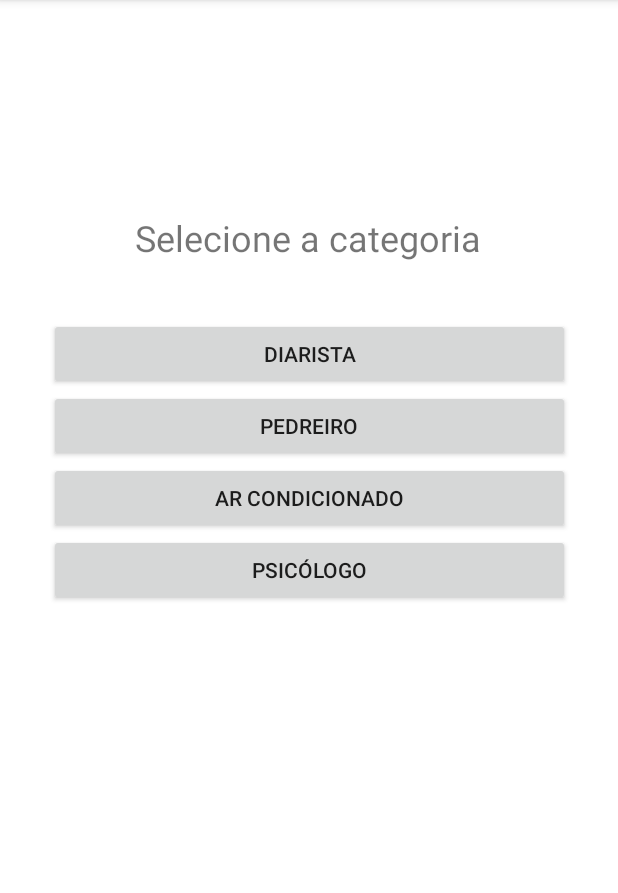
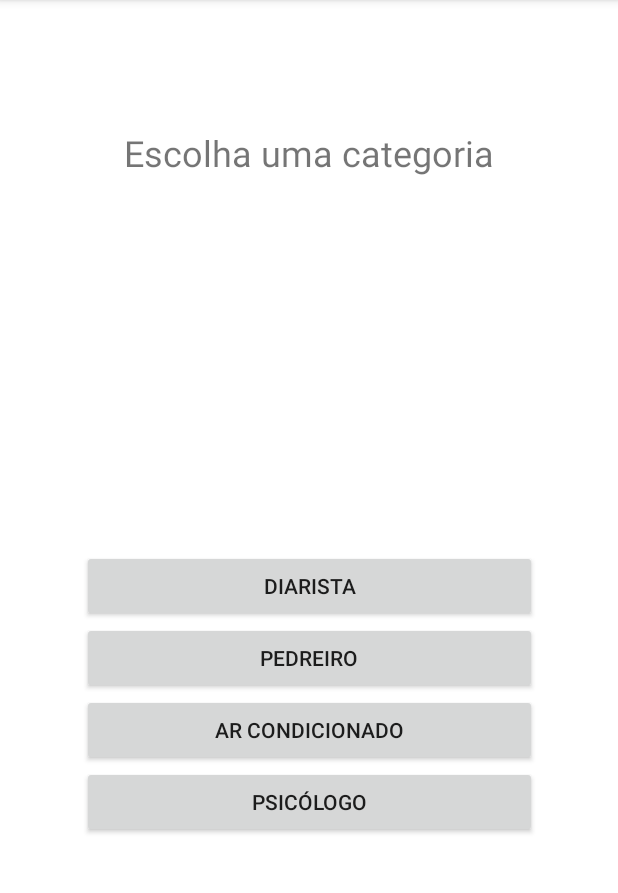
Before and after one commit to lucastanh/WeServ, an Android app: the screen it shows after launch (TelaServico), after a tap on "PEDIR", on a phone screen of 412 x 824 dp, the part 84-977 px from its top. Run offline under Robolectric (Android 15) with nearby library versions, the phone set to English and light mode, and no system bars.

Commit message:
implementado a tela de descrição do serviço

```diff
--- a/app/src/main/AndroidManifest.xml
+++ b/app/src/main/AndroidManifest.xml
@@ -1,7 +1,7 @@
 <?xml version="1.0" encoding="utf-8"?>
 <manifest xmlns:android="http://schemas.android.com/apk/res/android"
     xmlns:tools="http://schemas.android.com/tools"
-    package="com.example.weserv" >
+    package="com.example.weserv">
 
     <application
         android:allowBackup="true"
@@ -12,7 +12,7 @@
         android:roundIcon="@mipmap/ic_launcher_round"
         android:supportsRtl="true"
         android:theme="@style/Theme.WeServ"
-        tools:targetApi="31" >
+        tools:targetApi="31">
         <activity
             android:name=".boundary.TelaServico"
             android:exported="false" />
@@ -21,7 +21,7 @@
             android:exported="false" />
         <activity
             android:name=".MainActivity"
-            android:exported="true" >
+            android:exported="true">
             <intent-filter>
                 <action android:name="android.intent.action.MAIN" />
 
--- a/app/src/main/java/com/example/weserv/MainActivity.java
+++ b/app/src/main/java/com/example/weserv/MainActivity.java
@@ -29,4 +29,8 @@ public class MainActivity extends AppCompatActivity {
         Intent it_telaServico = new Intent(MainActivity.this, TelaServico.class);
         startActivity(it_telaServico);
     }
+
+//    public void visualizarPedidos(View view){
+//        Intent it_telaPedidos = new Intent(MainActivity.this, )
+//    }
 }
--- a/app/src/main/java/com/example/weserv/boundary/TelaCategoria.java
+++ b/app/src/main/java/com/example/weserv/boundary/TelaCategoria.java
@@ -16,11 +16,9 @@ import com.example.weserv.entity.Categoria;
 import java.util.ArrayList;
 
 public class TelaCategoria extends Fragment {
-    private ControleCategoria controleCategoria;
-    private LinearLayout buttonContainter;
+    private final ControleCategoria controleCategoria;
     private View view;
-
-    private TelaServico ts;
+    private final TelaServico ts;
 
     public TelaCategoria(TelaServico ts){
         this.ts = ts;
@@ -38,23 +36,20 @@ public class TelaCategoria extends Fragment {
 
     private void desenharTela() {
         ArrayList<Categoria> categorias = controleCategoria.getCategoria();
-        buttonContainter = view.findViewById(R.id.buttonContainter);
+        LinearLayout categoriaButtonContainter = view.findViewById(R.id.categoriaButtonContainer);
 
         for (int i = 0; i < categorias.size(); i++) {
             Button categoriaButton = new Button(getContext());
 
             categoriaButton.setText(categorias.get(i).getNomeCategoria());
             categoriaButton.setId(categorias.get(i).getId());
-            categoriaButton.setOnClickListener(new View.OnClickListener() {
-                @Override
-                public void onClick(View v) {
-                    int buttonID = v.getId();
-                    int id = buttonID - 1;
-                    ts.telaTipoServico(categorias.get(id));
-                }
+            categoriaButton.setOnClickListener(v -> {
+                int buttonID = v.getId();
+                int id = buttonID - 1;
+                ts.telaTipoServico(categorias.get(id));
             });
 
-            buttonContainter.addView(categoriaButton);
+            categoriaButtonContainter.addView(categoriaButton);
         }
     }
 
--- a/app/src/main/java/com/example/weserv/boundary/TelaServico.java
+++ b/app/src/main/java/com/example/weserv/boundary/TelaServico.java
@@ -2,23 +2,32 @@ package com.example.weserv.boundary;
 
 import androidx.appcompat.app.AppCompatActivity;
 
+import androidx.constraintlayout.widget.ConstraintLayout;
+import androidx.fragment.app.Fragment;
 import androidx.fragment.app.FragmentManager;
 import androidx.fragment.app.FragmentTransaction;
 
-
 import android.os.Bundle;
+import android.view.View;
+import android.widget.Button;
+import android.widget.EditText;
 import android.widget.TextView;
 
 import com.example.weserv.R;
 import com.example.weserv.control.ControleServico;
 import com.example.weserv.entity.Categoria;
+import com.example.weserv.entity.LocalServico;
 import com.example.weserv.entity.TipoServico;
 
 public class TelaServico extends AppCompatActivity {
-    private TextView escolha;
-    private ControleServico controleServico;
+
+    private TextView descricaoEscolha;
+    private Button buttonVoltar;
+    private final ControleServico controleServico;
     private FragmentManager fm;
     private FragmentTransaction ft;
+    private EditText descricaoServico;
+    private ConstraintLayout descricaoLayout;
 
     public TelaServico(){
         controleServico = new ControleServico();
@@ -30,13 +39,19 @@ public class TelaServico extends AppCompatActivity {
         setContentView(R.layout.activity_tela_servico);
 
         fm = getSupportFragmentManager();
-        escolha = findViewById(R.id.descricao);
+        descricaoEscolha = findViewById(R.id.descricaoEscolha);
+        buttonVoltar = findViewById(R.id.buttonVoltar);
+        descricaoLayout = findViewById(R.id.descricaoLayout);
+        descricaoServico = findViewById(R.id.descricaoServico);
 
         telaCategoria();
     }
 
     private void telaCategoria(){
         TelaCategoria tc = new TelaCategoria(this);
+
+        setTextEscolha("Escolha uma categoria");
+
         ft = fm.beginTransaction();
         ft.add(R.id.fragmentContainer, tc);
         ft.commit();
@@ -55,18 +70,51 @@ public class TelaServico extends AppCompatActivity {
     public void telaLocalServico(TipoServico tipoServico){
         this.controleServico.getServico().setTipoServico(tipoServico);
 
-        System.out.println(this.controleServico.getServico().toString());
-
         setTextEscolha("Qual o local do serviço?");
         TelaLocalServico tls = new TelaLocalServico(this);
         ft = fm.beginTransaction();
         ft.replace(R.id.fragmentContainer, tls);
         ft.commit();
+    }
+
+    public void setarDescricao(LocalServico localServico){
+        this.controleServico.getServico().setLocalServico(localServico);
+
+        System.out.println(this.controleServico.getServico().toString());
+
+        setTextEscolha("Descrição do serviço");
+        Fragment fragment = fm.findFragmentById(R.id.fragmentContainer);
+        ft = fm.beginTransaction();
+        assert fragment != null;
+        ft.remove(fragment);
+        ft.commit();
+
+        descricaoLayout.setVisibility(View.VISIBLE);
 
     }
 
-    private void setTextEscolha(String mensagemDeEscolha){
-        this.escolha.setText(mensagemDeEscolha);
+    public void concluirPedido(View view){
+        String descricaoServicoText = descricaoServico.getText().toString();
+
+        this.controleServico.getServico().setDescricao(descricaoServicoText);
+
+        descricaoLayout.setVisibility(View.INVISIBLE);
+
+        setarDescricaoPedidoFinalizado();
     }
 
+    public void setarDescricaoPedidoFinalizado(){
+        setTextEscolha("Pedido realizado com sucesso");
+
+        descricaoEscolha.setY((float) 300);
+        buttonVoltar.setVisibility(View.VISIBLE);
+    }
+
+    public void voltarMenuPrincipal(View view){
+        this.finish();
+    }
+
+    private void setTextEscolha(String mensagemDeEscolha){
+        this.descricaoEscolha.setText(mensagemDeEscolha);
+    }
 }
--- a/app/src/main/java/com/example/weserv/boundary/TelaTipoServico.java
+++ b/app/src/main/java/com/example/weserv/boundary/TelaTipoServico.java
@@ -38,7 +38,7 @@ public class TelaTipoServico extends Fragment {
     private void desenharTela() {
         controleTipoServico = new ControleTipoServico();
         ArrayList<TipoServico> tipoServicos = controleTipoServico.getTipoServico();
-        buttonContainer = view.findViewById(R.id.buttonContainter);
+        buttonContainer = view.findViewById(R.id.categoriaButtonContainer);
 
         for(int i = 0; i < tipoServicos.size(); i++){
             Button buttonTipoServico = new Button(getContext());
--- a/app/src/main/java/com/example/weserv/control/ControleServico.java
+++ b/app/src/main/java/com/example/weserv/control/ControleServico.java
@@ -13,4 +13,6 @@ public class ControleServico {
     public Servico getServico() {
         return servico;
     }
+
+
 }
--- a/app/src/main/res/layout/activity_tela_servico.xml
+++ b/app/src/main/res/layout/activity_tela_servico.xml
@@ -6,27 +6,87 @@
     android:orientation="horizontal">
 
     <TextView
-        android:id="@+id/descricao"
+        android:id="@+id/descricaoEscolha"
         android:layout_width="wrap_content"
         android:layout_height="wrap_content"
         android:text="Selecione a categoria"
         android:textSize="24sp"
-        app:layout_constraintBottom_toTopOf="@+id/fragmentContainer"
+        app:layout_constraintBottom_toBottomOf="parent"
+        app:layout_constraintEnd_toEndOf="parent"
+        app:layout_constraintStart_toStartOf="parent"
+        app:layout_constraintTop_toTopOf="parent"
+        app:layout_constraintVertical_bias="0.116"
+        tools:visibility="gone" />
+
+    <androidx.constraintlayout.widget.ConstraintLayout
+        android:id="@+id/descricaoLayout"
+        android:layout_width="293dp"
+        android:layout_height="365dp"
+        android:visibility="invisible"
+        app:layout_constraintBottom_toBottomOf="parent"
+        app:layout_constraintEnd_toEndOf="parent"
+        app:layout_constraintStart_toStartOf="parent"
+        app:layout_constraintTop_toTopOf="parent"
+        app:layout_constraintVertical_bias="0.748"
+        tools:visibility="gone">
+
+        <EditText
+            android:id="@+id/descricaoServico"
+            android:layout_width="fill_parent"
+            android:layout_height="191dp"
+            android:ems="10"
+            android:gravity="top"
+            android:inputType="text"
+            android:textColor="#000000"
+            app:layout_constraintBottom_toTopOf="@+id/concluirPedidoButton"
+            app:layout_constraintEnd_toEndOf="parent"
+            app:layout_constraintHorizontal_bias="0.0"
+            app:layout_constraintStart_toStartOf="parent"
+            app:layout_constraintTop_toTopOf="parent"
+            app:layout_constraintVertical_bias="0.0" />
+
+        <Button
+            android:id="@+id/concluirPedidoButton"
+            android:layout_width="wrap_content"
+            android:layout_height="wrap_content"
+            android:onClick="concluirPedido"
+            android:text="Concluir pedido"
+            app:layout_constraintBottom_toBottomOf="parent"
+            app:layout_constraintEnd_toEndOf="parent"
+            app:layout_constraintHorizontal_bias="0.495"
+            app:layout_constraintStart_toStartOf="parent"
+            app:layout_constraintTop_toTopOf="parent"
+            app:layout_constraintVertical_bias="0.801" />
+    </androidx.constraintlayout.widget.ConstraintLayout>
+
+    <FrameLayout
+        android:id="@+id/fragmentContainer"
+        android:layout_width="303dp"
+        android:layout_height="352dp"
+        app:layout_constraintBottom_toBottomOf="parent"
+        app:layout_constraintEnd_toEndOf="parent"
+        app:layout_constraintStart_toStartOf="parent"
+        app:layout_constraintTop_toTopOf="parent"
+        app:layout_constraintVertical_bias="0.882"
+        tools:ignore="MissingConstraints"
+        tools:visibility="gone">
+
+    </FrameLayout>
+
+    <Button
+        android:id="@+id/buttonVoltar"
+        android:layout_width="wrap_content"
+        android:layout_height="wrap_content"
+        android:onClick="voltarMenuPrincipal"
+        android:text="Voltar"
+        android:textSize="20sp"
+        android:visibility="invisible"
+        app:layout_constraintBottom_toBottomOf="parent"
         app:layout_constraintEnd_toEndOf="parent"
         app:layout_constraintHorizontal_bias="0.497"
         app:layout_constraintStart_toStartOf="parent"
         app:layout_constraintTop_toTopOf="parent"
-        app:layout_constraintVertical_bias="0.79" />
-
-    <FrameLayout
-        android:id="@+id/fragmentContainer"
-        android:layout_width="347dp"
-        android:layout_height="482dp"
-        app:layout_constraintBottom_toBottomOf="parent"
-        app:layout_constraintEnd_toEndOf="parent"
-        app:layout_constraintStart_toStartOf="parent"
-        app:layout_constraintTop_toTopOf="parent"
-        app:layout_constraintVertical_bias="0.742" />
+        app:layout_constraintVertical_bias="0.532" />
 
 
 </androidx.constraintlayout.widget.ConstraintLayout>
--- a/app/src/main/res/layout/fragment_tela_categoria.xml
+++ b/app/src/main/res/layout/fragment_tela_categoria.xml
@@ -4,5 +4,5 @@
     xmlns:tools="http://schemas.android.com/tools"
     android:layout_width="match_parent"
     android:layout_height="match_parent"
-    android:id="@+id/buttonContainter"
+    android:id="@+id/categoriaButtonContainer"
     android:orientation="vertical"/>
```
Also changed, not shown: app/src/main/java/com/example/weserv/boundary/TelaLocalServico.java (+6 -8 lines), app/src/main/java/com/example/weserv/entity/Servico.java (+26 -3 lines), app/src/main/res/layout/activity_main.xml (+14 -1 lines).
